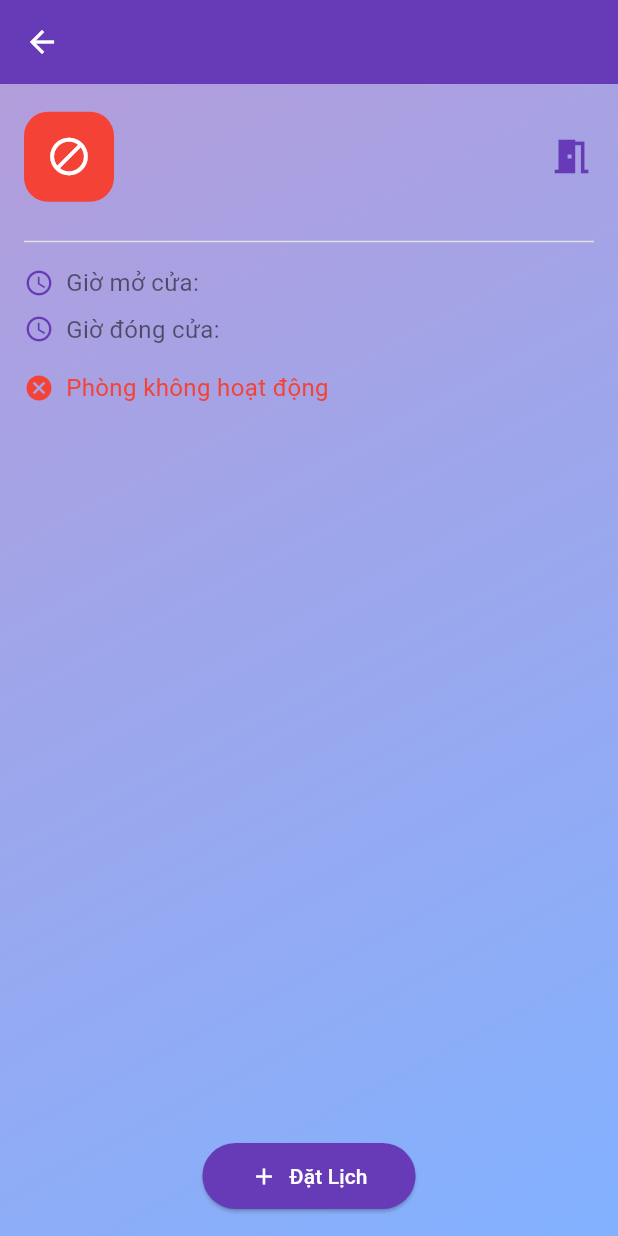
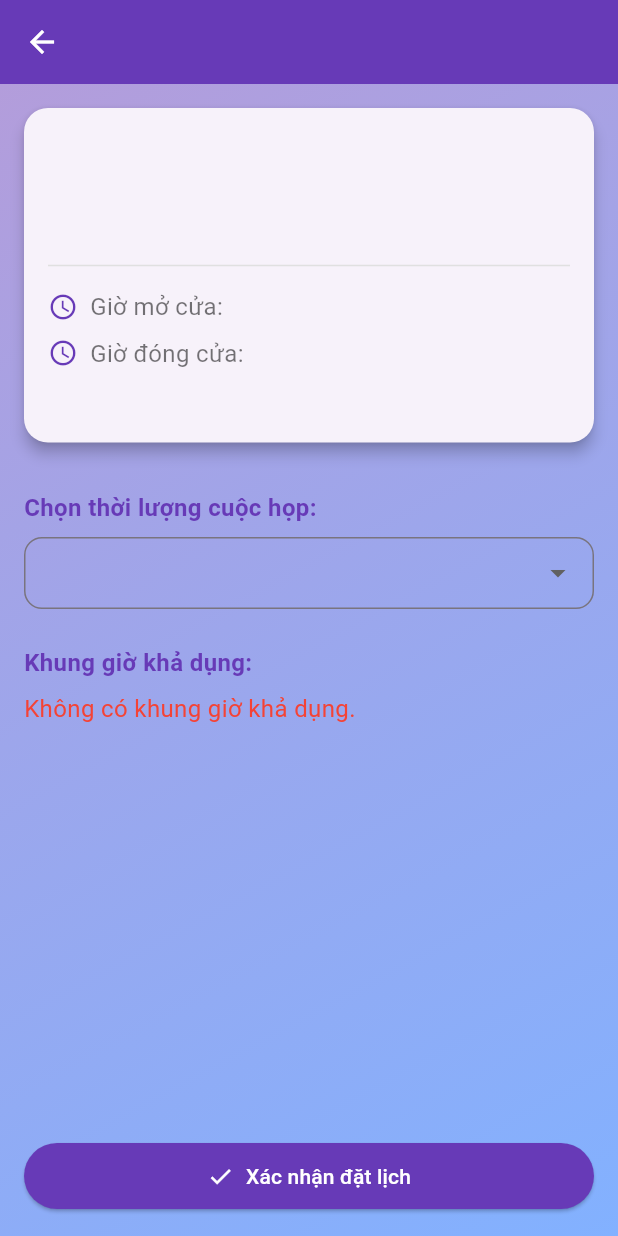
Before and after one commit to dekapro9x/vais_meeting_room, a Flutter app: the RoomMeetingBookingDetailScreen screen opened directly with empty values, after a tap on "Đặt Lịch", on a phone screen of 412 x 824 dp. Run offline on Flutter 3.47's test engine with Material 3 defaults, Android fonts, the phone set to English and light mode, and no system bars; our stand-ins replace after_layout, bloc, dio, event_bus, flutter_bloc, flutter_svg and 8 more; missing offline and left inert: bmprogresshud; accounts and stored records are empty; statements that could not run were skipped.

Commit message:
Create: handle booking room screen

```diff
--- a/lib/screens/vais_booking_detail/vais_room_meeting_booking_detail.dart
+++ b/lib/screens/vais_booking_detail/vais_room_meeting_booking_detail.dart
@@ -1,4 +1,6 @@
 import 'package:app_base_flutter/models/home/response/room_list_response.dart';
+import 'package:app_base_flutter/screens/vais_booking_room_handle/handle_booking_room.dart';
+import 'package:app_base_flutter/services/navigations_servicces.dart';
 import 'package:flutter/material.dart';
 
 class RoomMeetingBookingDetailScreen extends StatelessWidget {
@@ -11,6 +13,7 @@ class RoomMeetingBookingDetailScreen extends StatelessWidget {
   Widget build(BuildContext context) {
     bool isAvailable = room.status == "available";
     bool isActive = room.isActive;
+    final NavigationService navigationService = NavigationService();
 
     return Scaffold(
       appBar: AppBar(
@@ -235,16 +238,22 @@ class RoomMeetingBookingDetailScreen extends StatelessWidget {
             ),
             const SizedBox(height: 24),
             Center(
+              child: SizedBox(
+                width: double.infinity,
                 child: ElevatedButton.icon(
-                onPressed: () {},
+                  onPressed: () {
+                    Room roomDetail = room;
+                    navigationService.navigate(
+                        context, HandleBookingRoomScreen(room: roomDetail));
+                  },
                   icon: const Icon(Icons.add),
                   label: const Text('Đặt Lịch'),
                   style: ElevatedButton.styleFrom(
                     backgroundColor: Colors.deepPurple,
                     foregroundColor: Colors.white,
                     padding: const EdgeInsets.symmetric(
-                    horizontal: 32,
                       vertical: 12,
+                    ),
                   ),
                 ),
               ),
--- /dev/null
+++ b/lib/screens/vais_booking_room_handle/handle_booking_room.dart
@@ -0,0 +1,392 @@
+import 'package:app_base_flutter/common/log_utils.dart';
+import 'package:app_base_flutter/models/home/response/room_list_response.dart';
+import 'package:flutter/material.dart';
+
+class HandleBookingRoomScreen extends StatefulWidget {
+  final Room room;
+  const HandleBookingRoomScreen({Key? key, required this.room})
+      : super(key: key);
+
+  @override
+  _HandleBookingRoomScreenState createState() =>
+      _HandleBookingRoomScreenState();
+}
+
+class _HandleBookingRoomScreenState extends State<HandleBookingRoomScreen> {
+  String? selectedDuration;
+  String? selectedTimeSlot;
+  List<String> availableBookingTimeSlots = [];
+  final List<String> durationsTimerSelect = [
+    for (int i = 10; i <= 120; i += 10) '$i phút'
+  ];
+
+  @override
+  void initState() {
+    super.initState();
+    generateAvailableSlots();
+  }
+
+  void generateAvailableSlots() {
+    List<String> availableSlots = [];
+    final openingHour = parseTimeConvert(widget.room.openingHours);
+    final closingHour = parseTimeConvert(widget.room.closingHours);
+
+    DateTime current = openingHour;
+    while (current.isBefore(closingHour)) {
+      String formattedTime = formatTimeAMorPM(current);
+      availableSlots.add(formattedTime);
+      current = current.add(const Duration(hours: 1));
+    }
+
+    setState(() {
+      availableBookingTimeSlots = availableSlots;
+    });
+  }
+
+  //Có cái lỗi chuyển đổi thời gian 0h - 6h sáng lỗi (Fix sau)
+  DateTime parseTimeConvert(String time) {
+    final parts = time.split(" ");
+    if (parts.length == 1) {
+      parts.add("AM");
+    }
+    final timeParts = parts[0].split(":");
+    final hour = int.parse(timeParts[0]);
+    final minute = int.parse(timeParts[1]);
+    final isPm = parts[1].toUpperCase() == "PM";
+    final adjustedHour = isPm ? (hour % 12) + 12 : hour;
+    final now = DateTime.now();
+    return DateTime(now.year, now.month, now.day, adjustedHour, minute);
+  }
+
+  String formatTimeAMorPM(DateTime dateTime) {
+    final hour = dateTime.hour > 12 ? dateTime.hour - 12 : dateTime.hour;
+    final minute = dateTime.minute.toString().padLeft(2, '0');
+    final period = dateTime.hour >= 12 ? 'PM' : 'AM';
+    return '$hour:$minute $period';
+  }
+
+  void onPressConfirmBooking() {
+    if (selectedTimeSlot == null || selectedDuration == null) {
+      showDialog(
+        context: context,
+        builder: (BuildContext context) {
+          return AlertDialog(
+            title: const Text('Lỗi'),
+            content:
+                const Text('Vui lòng chọn thời gian và thời lượng cuộc họp.'),
+            actions: [
+              TextButton(
+                onPressed: () => Navigator.of(context).pop(),
+                child: const Text('Đóng'),
+              ),
+            ],
+          );
+        },
+      );
+    } else {
+      logWithColor(
+          'Đặt lịch thành công cho phòng ${widget.room.name} vào lúc $selectedTimeSlot trong $selectedDuration',
+          red);
+      // Sau khi đặt lịch thành công, thêm thời gian đã đặt vào bookedTimes => người dùng không thể đặt lại lịch vào thời gian này nữa.
+      setState(() {
+        widget.room.bookedTimes.add(selectedTimeSlot!);
+      });
+      showDialog(
+        context: context,
+        builder: (BuildContext context) {
+          return AlertDialog(
+            title: const Text('Thông báo'),
+            content: const Text('Cuộc họp đã được đặt lịch thành công!'),
+            actions: [
+              TextButton(
+                onPressed: () => Navigator.of(context).pop(),
+                child: const Text('Đóng'),
+              ),
+            ],
+          );
+        },
+      );
+    }
+  }
+
+  @override
+  Widget build(BuildContext context) {
+    return Scaffold(
+      appBar: AppBar(
+        title:
+            Text(widget.room.name, style: const TextStyle(color: Colors.white)),
+        backgroundColor: Colors.deepPurple,
+        centerTitle: true,
+        iconTheme: const IconThemeData(color: Colors.white),
+      ),
+      body: Container(
+        padding: const EdgeInsets.all(16.0),
+        decoration: BoxDecoration(
+          gradient: LinearGradient(
+            begin: Alignment.topLeft,
+            end: Alignment.bottomRight,
+            colors: [Colors.deepPurple.shade200, Colors.blueAccent.shade100],
+          ),
+        ),
+        child: Column(
+          mainAxisAlignment: MainAxisAlignment.spaceBetween,
+          children: [
+            Expanded(
+              child: SingleChildScrollView(
+                child: Column(
+                  crossAxisAlignment: CrossAxisAlignment.start,
+                  children: [
+                    Card(
+                      shape: RoundedRectangleBorder(
+                        borderRadius: BorderRadius.circular(16.0),
+                      ),
+                      elevation: 4,
+                      margin: const EdgeInsets.only(bottom: 16.0),
+                      child: Padding(
+                        padding: const EdgeInsets.all(16.0),
+                        child: Column(
+                          crossAxisAlignment: CrossAxisAlignment.start,
+                          children: [
+                            Text(
+                              widget.room.name,
+                              style: const TextStyle(
+                                fontSize: 24.0,
+                                fontWeight: FontWeight.bold,
+                                color: Colors.deepPurple,
+                              ),
+                            ),
+                            const SizedBox(height: 8),
+                            Text(
+                              widget.room.description,
+                              style: const TextStyle(
+                                fontSize: 16,
+                                color: Colors.black54,
+                              ),
+                            ),
+                            const SizedBox(height: 16),
+                            Divider(color: Colors.grey[300]),
+                            const SizedBox(height: 8),
+                            Row(
+                              children: [
+                                const Icon(
+                                  Icons.access_time,
+                                  color: Colors.deepPurple,
+                                  size: 20,
+                                ),
+                                const SizedBox(width: 8),
+                                Expanded(
+                                  child: Text(
+                                    'Giờ mở cửa: ${widget.room.openingHours}',
+                                    style: const TextStyle(
+                                      fontSize: 16,
+                                      color: Colors.black54,
+                                    ),
+                                  ),
+                                ),
+                              ],
+                            ),
+                            const SizedBox(height: 8),
+                            Row(
+                              children: [
+                                const Icon(
+                                  Icons.access_time,
+                                  color: Colors.deepPurple,
+                                  size: 20,
+                                ),
+                                const SizedBox(width: 8),
+                                Expanded(
+                                  child: Text(
+                                    'Giờ đóng cửa: ${widget.room.closingHours}',
+                                    style: const TextStyle(
+                                      fontSize: 16,
+                                      color: Colors.black54,
+                                    ),
+                                  ),
+                                ),
+                              ],
+                            ),
+                            const SizedBox(height: 16),
+                            if (widget.room.bookedTimes.isNotEmpty)
+                              Column(
+                                crossAxisAlignment: CrossAxisAlignment.start,
+                                children: [
+                                  const Text(
+                                    'Thời gian đã đặt:',
+                                    style: TextStyle(
+                                      fontSize: 16,
+                                      fontWeight: FontWeight.bold,
+                                      color: Colors.deepPurple,
+                                    ),
+                                  ),
+                                  const SizedBox(height: 8),
+                                  ...widget.room.bookedTimes.map((time) {
+                                    return Padding(
+                                      padding: const EdgeInsets.only(top: 4.0),
+                                      child: Row(
+                                        children: [
+                                          const Icon(
+                                            Icons.event_note,
+                                            color: Colors.deepPurple,
+                                            size: 20,
+                                          ),
+                                          const SizedBox(width: 8),
+                                          Expanded(
+                                            child: Text(
+                                              time,
+                                              style: const TextStyle(
+                                                fontSize: 16,
+                                                color: Colors.black87,
+                                              ),
+                                            ),
+                                          ),
+                                        ],
+                                      ),
+                                    );
+                                  }).toList(),
+                                ],
+                              ),
+                            const SizedBox(height: 16),
+                            if (widget.room.departments.isNotEmpty)
+                              Column(
+                                crossAxisAlignment: CrossAxisAlignment.start,
+                                children: [
+                                  const Text(
+                                    'Phòng ban đã đặt:',
+                                    style: TextStyle(
+                                      fontSize: 16,
+                                      fontWeight: FontWeight.bold,
+                                      color: Colors.deepPurple,
+                                    ),
+                                  ),
+                                  const SizedBox(height: 8),
+                                  ...widget.room.departments.map((department) {
+                                    return Padding(
+                                      padding: const EdgeInsets.only(top: 4.0),
+                                      child: Row(
+                                        children: [
+                                          const Icon(
+                                            Icons.group,
+                                            color: Colors.deepPurple,
+                                            size: 20,
+                                          ),
+                                          const SizedBox(width: 8),
+                                          Expanded(
+                                            child: Text(
+                                              department,
+                                              style: const TextStyle(
+                                                fontSize: 16,
+                                                color: Colors.black87,
+                                              ),
+                                            ),
+                                          ),
+                                        ],
+                                      ),
+                                    );
+                                  }).toList(),
+                                ],
+                              ),
+                          ],
+                        ),
+                      ),
+                    ),
+                    const SizedBox(height: 16),
+                    const Text(
+                      'Chọn thời lượng cuộc họp:',
+                      style: TextStyle(
+                        fontSize: 16,
+                        fontWeight: FontWeight.bold,
+                        color: Colors.deepPurple,
+                      ),
+                    ),
+                    const SizedBox(height: 8),
+                    DropdownButtonFormField<String>(
+                      value: selectedDuration,
+                      items: durationsTimerSelect
+                          .map((duration) => DropdownMenuItem(
+                                value: duration,
+                                child: Text(duration),
+                              ))
+                          .toList(),
+                      onChanged: (value) {
+                        setState(() {
+                          selectedDuration = value;
+                        });
+                      },
+                      decoration: InputDecoration(
+                        border: OutlineInputBorder(
+                          borderRadius: BorderRadius.circular(12.0),
+                        ),
+                        contentPadding:
+                            const EdgeInsets.symmetric(horizontal: 12.0),
+                      ),
+                    ),
+                    const SizedBox(height: 24),
+                    const Text(
+                      'Khung giờ khả dụng:',
+                      style: TextStyle(
+                        fontSize: 16,
+                        fontWeight: FontWeight.bold,
+                        color: Colors.deepPurple,
+                      ),
+                    ),
+                    const SizedBox(height: 8),
+                    availableBookingTimeSlots.isNotEmpty
+                        ? Wrap(
+                            spacing: 10.0,
+                            runSpacing: 10.0,
+                            children: availableBookingTimeSlots.map((slot) {
+                              bool isBooked =
+                                  widget.room.bookedTimes.contains(slot);
+                              return ActionChip(
+                                label: Text(slot),
+                                onPressed: isBooked
+                                    ? null
+                                    : () {
+                                        setState(() {
+                                          selectedTimeSlot = slot;
+                                        });
+                                        logWithColor(
+                                            "Chọn khung giờ: $slot", red);
+                                      },
+                                backgroundColor: isBooked
+                                    ? Colors.grey.shade400
+                                    : (selectedTimeSlot == slot)
+                                        ? Colors.red
+                                        : Colors.deepPurple.shade400,
+                                labelStyle:
+                                    const TextStyle(color: Colors.white),
+                              );
+                            }).toList(),
+                          )
+                        : const Text(
+                            'Không có khung giờ khả dụng.',
+                            style: TextStyle(fontSize: 16, color: Colors.red),
+                          ),
+                  ],
+                ),
+              ),
+            ),
+            const SizedBox(height: 24),
+            Center(
+              child: SizedBox(
+                width: double.infinity,
+                child: ElevatedButton.icon(
+                  onPressed: onPressConfirmBooking,
+                  icon: const Icon(Icons.check),
+                  label: const Text('Xác nhận đặt lịch'),
+                  style: ElevatedButton.styleFrom(
+                    backgroundColor: Colors.deepPurple,
+                    foregroundColor: Colors.white,
+                    padding: const EdgeInsets.symmetric(
+                      vertical: 12,
+                    ),
+                  ),
+                ),
+              ),
+            ),
+          ],
+        ),
+      ),
+    );
+  }
+}
```
Lines whose indentation alone changed are shown as unchanged.
